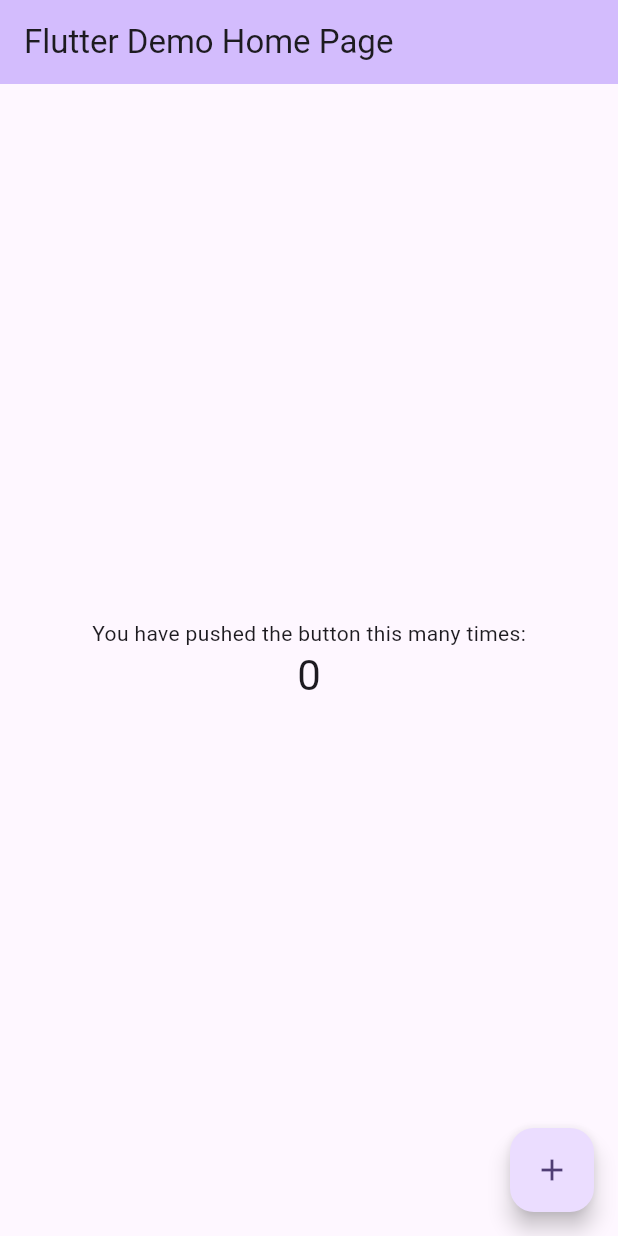
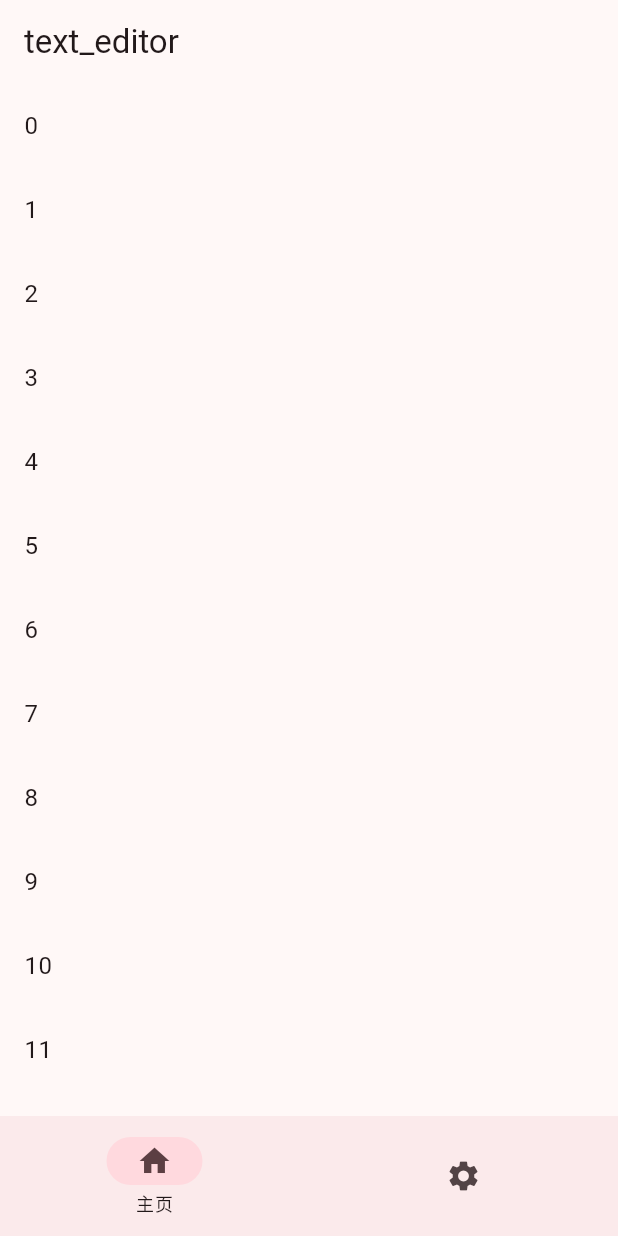
Before and after one commit to eirueirufu/text_editor, a Flutter app: the screen it shows after launch, on a phone screen of 412 x 824 dp. Run offline on Flutter 3.47's test engine with Material 3 defaults, Android fonts, the phone set to English and light mode, and no system bars; our stand-ins replace get.

Commit message:
feat: 基本路由

```diff
--- a/lib/main.dart
+++ b/lib/main.dart
@@ -1,125 +1,25 @@
 import 'package:flutter/material.dart';
+import 'package:get/get.dart';
+import 'package:text_editor/page/route.dart';
 
 void main() {
+  WidgetsFlutterBinding.ensureInitialized();
   runApp(const MyApp());
 }
 
 class MyApp extends StatelessWidget {
   const MyApp({super.key});
 
-  // This widget is the root of your application.
   @override
   Widget build(BuildContext context) {
-    return MaterialApp(
-      title: 'Flutter Demo',
+    return GetMaterialApp(
+      title: 'text_editor',
       theme: ThemeData(
-        // This is the theme of your application.
-        //
-        // TRY THIS: Try running your application with "flutter run". You'll see
-        // the application has a purple toolbar. Then, without quitting the app,
-        // try changing the seedColor in the colorScheme below to Colors.green
-        // and then invoke "hot reload" (save your changes or press the "hot
-        // reload" button in a Flutter-supported IDE, or press "r" if you used
-        // the command line to start the app).
-        //
-        // Notice that the counter didn't reset back to zero; the application
-        // state is not lost during the reload. To reset the state, use hot
-        // restart instead.
-        //
-        // This works for code too, not just values: Most code changes can be
-        // tested with just a hot reload.
-        colorScheme: ColorScheme.fromSeed(seedColor: Colors.deepPurple),
+        colorScheme: ColorScheme.fromSeed(seedColor: Colors.pink),
         useMaterial3: true,
       ),
-      home: const MyHomePage(title: 'Flutter Demo Home Page'),
+      getPages: Pages.routes,
+      initialRoute: "/home",
     );
   }
 }
-
-class MyHomePage extends StatefulWidget {
-  const MyHomePage({super.key, required this.title});
-
-  // This widget is the home page of your application. It is stateful, meaning
-  // that it has a State object (defined below) that contains fields that affect
-  // how it looks.
-
-  // This class is the configuration for the state. It holds the values (in this
-  // case the title) provided by the parent (in this case the App widget) and
-  // used by the build method of the State. Fields in a Widget subclass are
-  // always marked "final".
-
-  final String title;
-
-  @override
-  State<MyHomePage> createState() => _MyHomePageState();
-}
-
-class _MyHomePageState extends State<MyHomePage> {
-  int _counter = 0;
-
-  void _incrementCounter() {
-    setState(() {
-      // This call to setState tells the Flutter framework that something has
-      // changed in this State, which causes it to rerun the build method below
-      // so that the display can reflect the updated values. If we changed
-      // _counter without calling setState(), then the build method would not be
-      // called again, and so nothing would appear to happen.
-      _counter++;
-    });
-  }
-
-  @override
-  Widget build(BuildContext context) {
-    // This method is rerun every time setState is called, for instance as done
-    // by the _incrementCounter method above.
-    //
-    // The Flutter framework has been optimized to make rerunning build methods
-    // fast, so that you can just rebuild anything that needs updating rather
-    // than having to individually change instances of widgets.
-    return Scaffold(
-      appBar: AppBar(
-        // TRY THIS: Try changing the color here to a specific color (to
-        // Colors.amber, perhaps?) and trigger a hot reload to see the AppBar
-        // change color while the other colors stay the same.
-        backgroundColor: Theme.of(context).colorScheme.inversePrimary,
-        // Here we take the value from the MyHomePage object that was created by
-        // the App.build method, and use it to set our appbar title.
-        title: Text(widget.title),
-      ),
-      body: Center(
-        // Center is a layout widget. It takes a single child and positions it
-        // in the middle of the parent.
-        child: Column(
-          // Column is also a layout widget. It takes a list of children and
-          // arranges them vertically. By default, it sizes itself to fit its
-          // children horizontally, and tries to be as tall as its parent.
-          //
-          // Column has various properties to control how it sizes itself and
-          // how it positions its children. Here we use mainAxisAlignment to
-          // center the children vertically; the main axis here is the vertical
-          // axis because Columns are vertical (the cross axis would be
-          // horizontal).
-          //
-          // TRY THIS: Invoke "debug painting" (choose the "Toggle Debug Paint"
-          // action in the IDE, or press "p" in the console), to see the
-          // wireframe for each widget.
-          mainAxisAlignment: MainAxisAlignment.center,
-          children: <Widget>[
-            const Text(
-              'You have pushed the button this many times:',
-            ),
-            Text(
-              '$_counter',
-              style: Theme.of(context).textTheme.headlineMedium,
-            ),
-          ],
-        ),
-      ),
-      floatingActionButton: FloatingActionButton(
-        onPressed: _incrementCounter,
-        tooltip: 'Increment',
-        child: const Icon(Icons.add),
-      ), // This trailing comma makes auto-formatting nicer for build methods.
-    );
-  }
-}
--- /dev/null
+++ b/lib/page/book_list.dart
@@ -0,0 +1,16 @@
+import 'package:flutter/material.dart';
+import 'package:get/get.dart';
+import 'package:text_editor/page/book_list_ctrl.dart';
+
+class BookList extends GetView<BookListController> {
+  const BookList({super.key});
+
+  @override
+  Widget build(BuildContext context) {
+    return ListView.builder(itemBuilder: (BuildContext context, int index) {
+      return ListTile(
+        title: Text("$index"),
+      );
+    });
+  }
+}
--- /dev/null
+++ b/lib/page/book_list_ctrl.dart
@@ -0,0 +1,3 @@
+import 'package:get/get.dart';
+
+class BookListController extends GetxController {}
--- /dev/null
+++ b/lib/page/home.dart
@@ -0,0 +1,43 @@
+import 'package:flutter/material.dart';
+import 'package:get/get.dart';
+import 'package:text_editor/page/home_ctrl.dart';
+
+class Home extends GetView<HomeController> {
+  Home({super.key});
+
+  final destinations = <NavigationDestination>[
+    const NavigationDestination(
+      icon: Icon(Icons.home),
+      label: "主页",
+    ),
+    const NavigationDestination(
+      icon: Icon(Icons.settings),
+      label: "设置",
+    ),
+  ];
+
+  @override
+  Widget build(BuildContext context) {
+    return Scaffold(
+      appBar: AppBar(
+        title: const Text('text_editor'),
+      ),
+      body: SafeArea(
+        child: Obx(
+          () => IndexedStack(
+            index: controller.index.value,
+            children: controller.pages,
+          ),
+        ),
+      ),
+      bottomNavigationBar: Obx(
+        () => NavigationBar(
+          destinations: destinations,
+          labelBehavior: NavigationDestinationLabelBehavior.onlyShowSelected,
+          selectedIndex: controller.index.value,
+          onDestinationSelected: controller.setIndex,
+        ),
+      ),
+    );
+  }
+}
--- /dev/null
+++ b/lib/page/home_ctrl.dart
@@ -0,0 +1,19 @@
+import 'package:flutter/material.dart';
+import 'package:get/get.dart';
+import 'package:text_editor/page/book_list.dart';
+import 'package:text_editor/page/setting.dart';
+
+class HomeController extends GetxController {
+  final index = 0.obs;
+
+  RxList<Widget> pages = RxList<Widget>(
+    [
+      const BookList(),
+      Setting(),
+    ],
+  );
+
+  void setIndex(int i) {
+    index.value = i;
+  }
+}
--- /dev/null
+++ b/lib/page/route.dart
@@ -0,0 +1,17 @@
+import 'package:get/get.dart';
+import 'package:text_editor/page/book_list_ctrl.dart';
+import 'package:text_editor/page/home.dart';
+import 'package:text_editor/page/home_ctrl.dart';
+
+class Pages {
+  static final routes = [
+    GetPage(
+      name: "/home",
+      page: () => Home(),
+      bindings: [
+        BindingsBuilder.put(() => HomeController()),
+        BindingsBuilder.put(() => BookListController()),
+      ],
+    ),
+  ];
+}
--- /dev/null
+++ b/lib/page/setting.dart
@@ -0,0 +1,12 @@
+import 'package:flutter/material.dart';
+import 'package:get/get.dart';
+import 'package:text_editor/page/setting_ctrl.dart';
+
+class Setting extends GetView<SettingController> {
+  const Setting({super.key});
+
+  @override
+  Widget build(BuildContext context) {
+    return Container();
+  }
+}
--- /dev/null
+++ b/lib/page/setting_ctrl.dart
@@ -0,0 +1,3 @@
+import 'package:get/get.dart';
+
+class SettingController extends GetxController {}
--- a/pubspec.yaml
+++ b/pubspec.yaml
@@ -35,6 +35,7 @@ dependencies:
   # The following adds the Cupertino Icons font to your application.
   # Use with the CupertinoIcons class for iOS style icons.
   cupertino_icons: ^1.0.6
+  get: ^4.6.6
 
 dev_dependencies:
   flutter_test:
```
Also changed, not shown: pubspec.lock.
